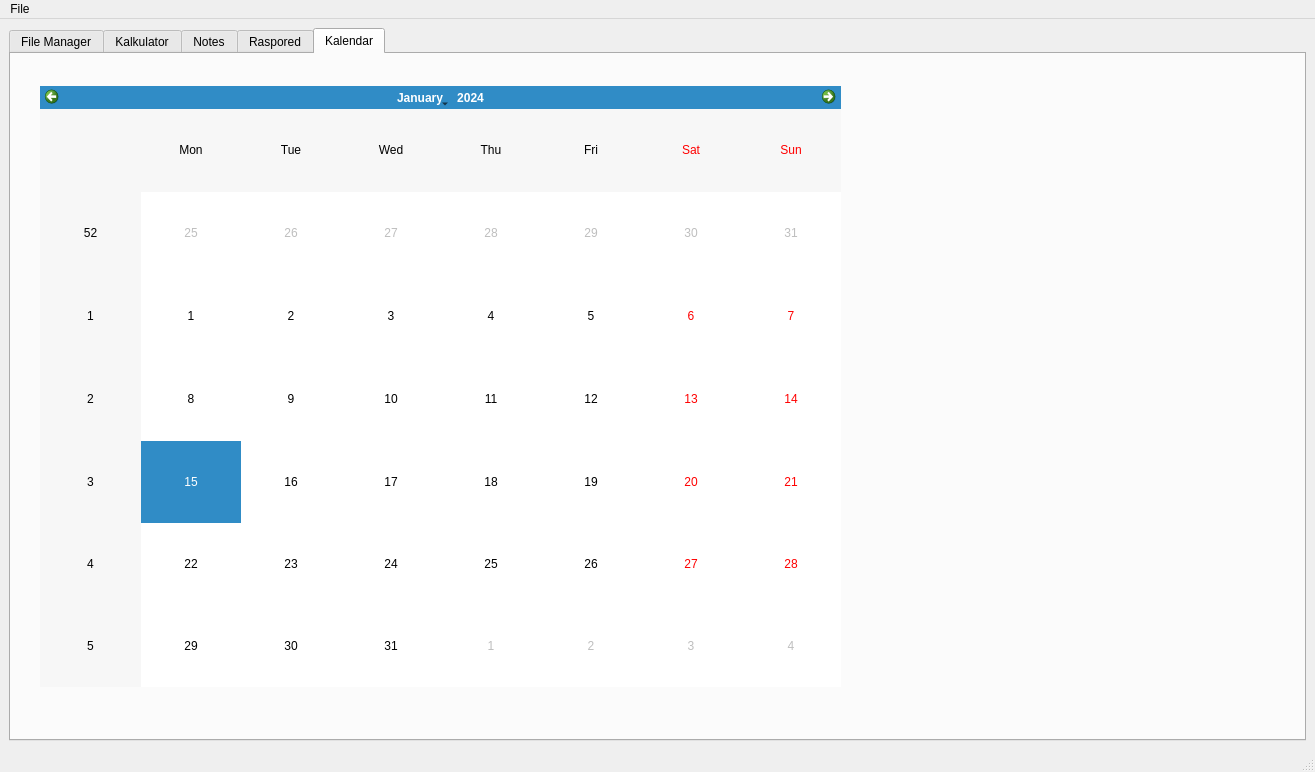
The window that matfHub/mainwindow.ui (milalukic/matfHub) describes before a commit, drawn with Qt 5.
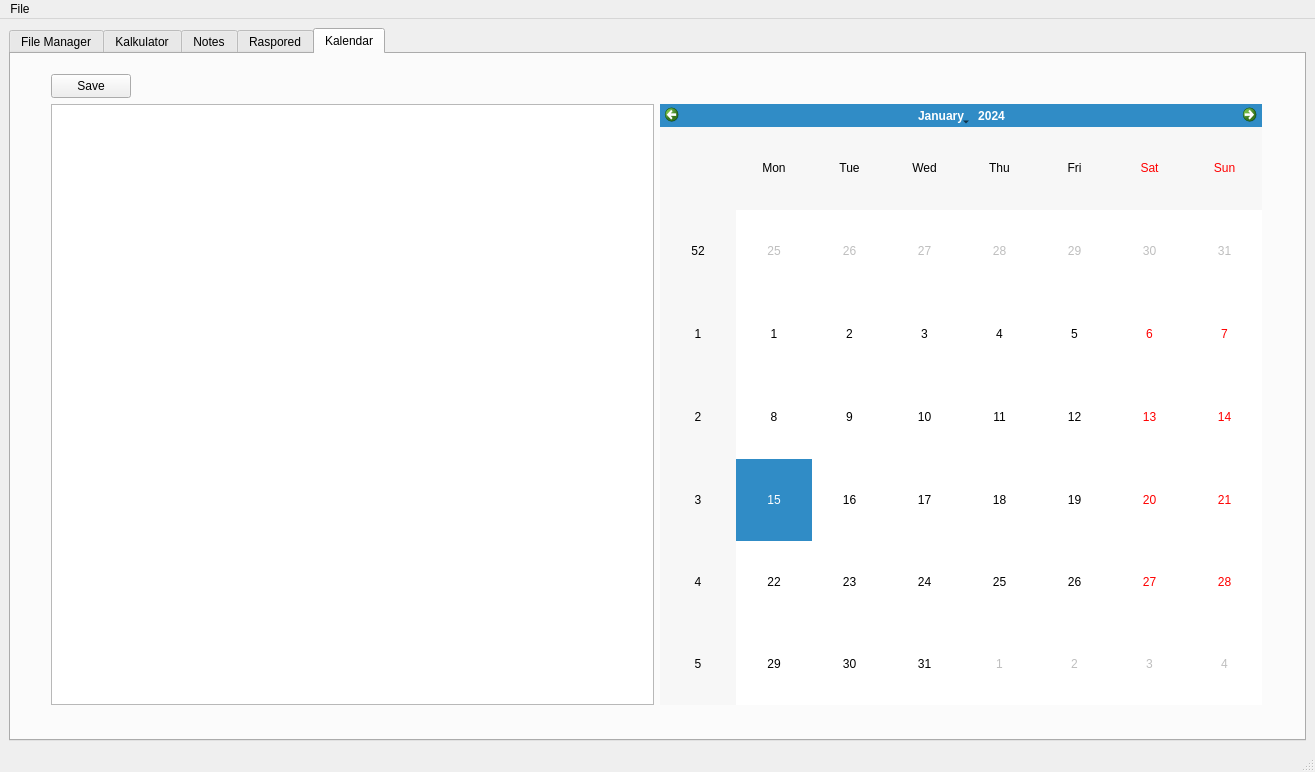
The same window after the commit. Icons and pictures are not drawn.

Patch:
```diff
--- a/matfHub/mainwindow.ui
+++ b/matfHub/mainwindow.ui
@@ -2504,14 +2504,35 @@
        <attribute name="title">
         <string>Kalendar</string>
        </attribute>
-       <widget class="QCalendarWidget" name="calendarWidget">
+       <widget class="QWidget" name="horizontalLayoutWidget_2">
         <property name="geometry">
          <rect>
-          <x>29</x>
-          <y>32</y>
-          <width>801</width>
+          <x>40</x>
+          <y>50</y>
+          <width>1211</width>
           <height>601</height>
          </rect>
+        </property>
+        <layout class="QHBoxLayout" name="horizontalLayout_3">
+         <item>
+          <widget class="QTextEdit" name="textEdit_2"/>
+         </item>
+         <item>
+          <widget class="QCalendarWidget" name="calendarWidget"/>
+         </item>
+        </layout>
+       </widget>
+       <widget class="QPushButton" name="pushButton">
+        <property name="geometry">
+         <rect>
+          <x>40</x>
+          <y>20</y>
+          <width>80</width>
+          <height>24</height>
+         </rect>
+        </property>
+        <property name="text">
+         <string>Save</string>
         </property>
        </widget>
       </widget>
```
